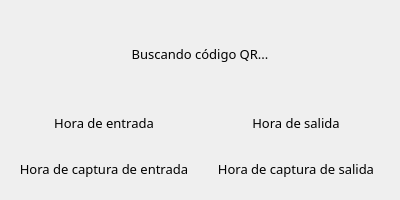
Old version of the form checar.ui in the repository enchiladaSuiza/AsistenciaFototeca.
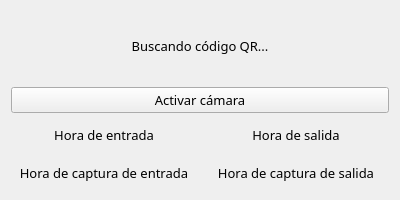
New version of the form.

Commit message: Código para la cámara

The edit to the form file:
```diff
--- a/checar.ui
+++ b/checar.ui
@@ -30,6 +30,19 @@
      </property>
     </widget>
    </item>
+   <item>
+    <widget class="QPushButton" name="toggleCamera">
+     <property name="font">
+      <font>
+       <family>Montserrat</family>
+       <pointsize>10</pointsize>
+      </font>
+     </property>
+     <property name="text">
+      <string>Activar cámara</string>
+     </property>
+    </widget>
+   </item>
    <item>
     <layout class="QGridLayout" name="gridLayout">
      <item row="3" column="1">
```
The commit also changes 8 other files.
